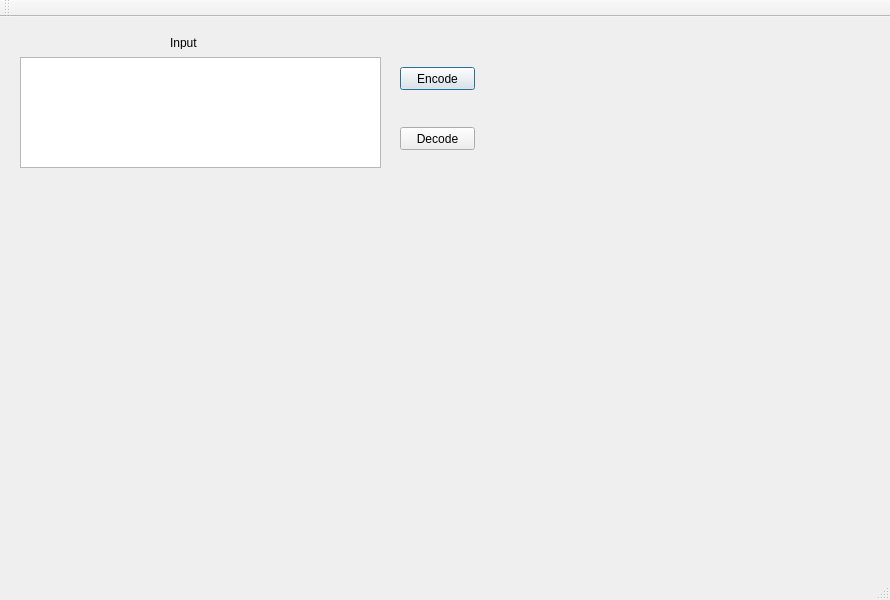
Old version of the form mainwindow.ui in the repository craftwar/multiple-encodings.
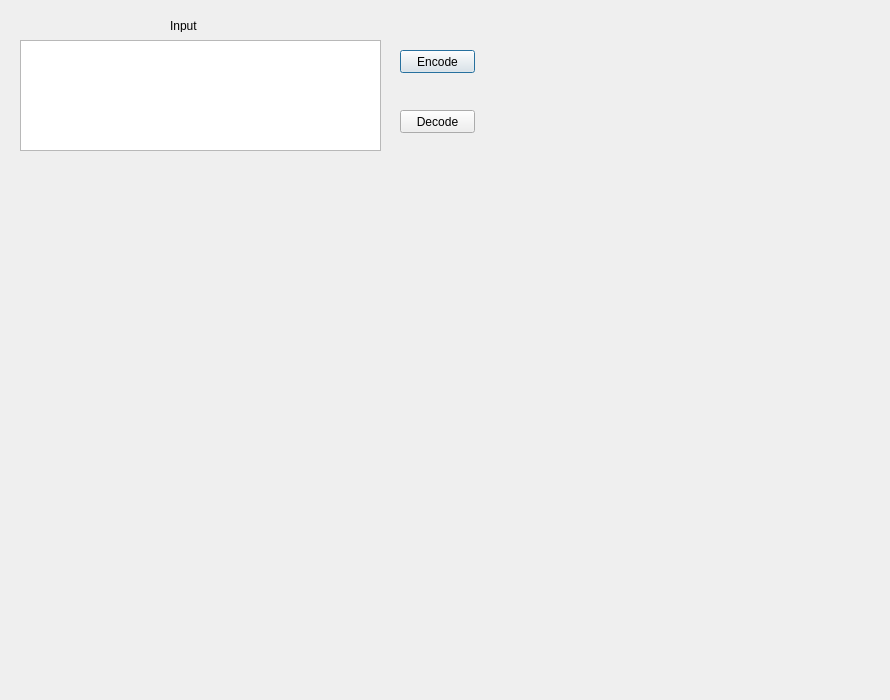
New version of the form.

Commit message: Remove unnecessary widgets, add more Japanese encoding

Patch:
```diff
--- a/mainwindow.ui
+++ b/mainwindow.ui
@@ -7,7 +7,7 @@
     <x>0</x>
     <y>0</y>
     <width>890</width>
-    <height>600</height>
+    <height>700</height>
    </rect>
   </property>
   <property name="windowTitle">
@@ -70,25 +70,6 @@
     </property>
    </widget>
   </widget>
-  <widget class="QMenuBar" name="menuBar">
-   <property name="geometry">
-    <rect>
-     <x>0</x>
-     <y>0</y>
-     <width>890</width>
-     <height>21</height>
-    </rect>
-   </property>
-  </widget>
-  <widget class="QToolBar" name="mainToolBar">
-   <attribute name="toolBarArea">
-    <enum>TopToolBarArea</enum>
-   </attribute>
-   <attribute name="toolBarBreak">
-    <bool>false</bool>
-   </attribute>
-  </widget>
-  <widget class="QStatusBar" name="statusBar"/>
  </widget>
  <layoutdefault spacing="6" margin="11"/>
  <resources/>
```
The commit also changes 2 other files.
